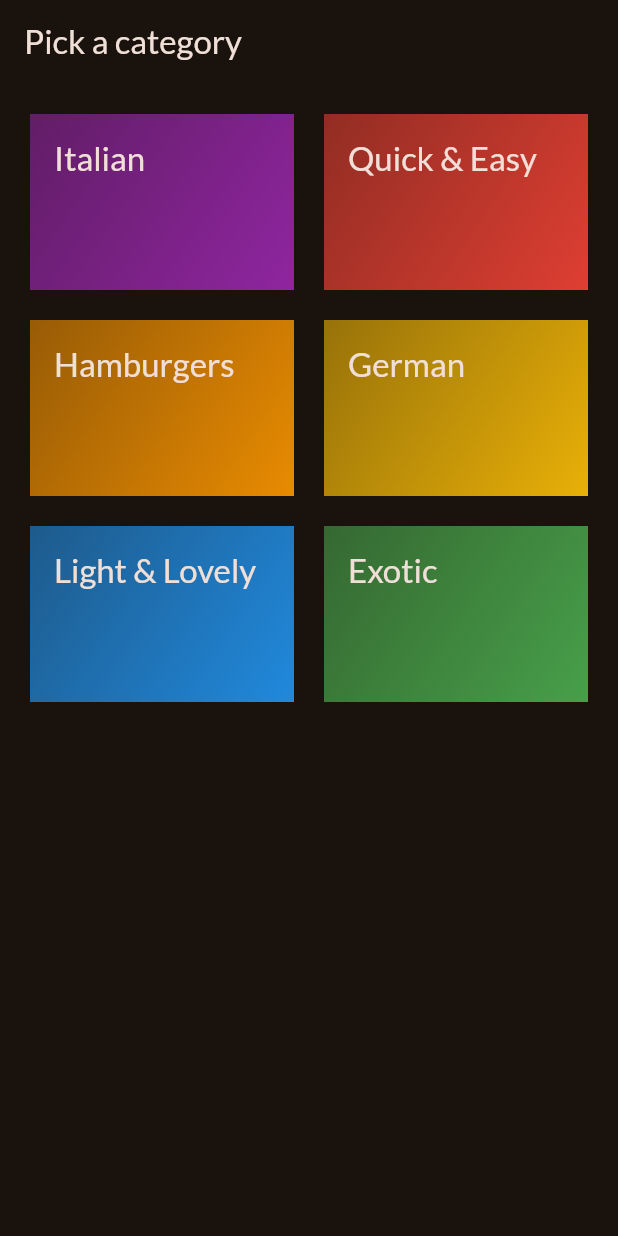
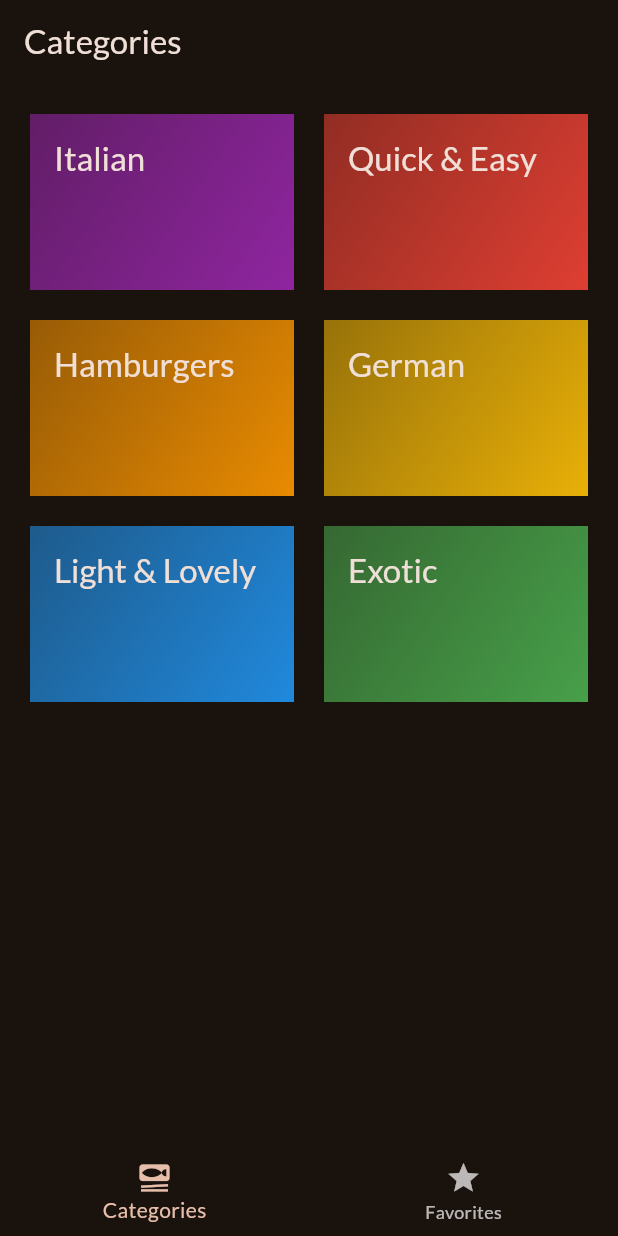
Before and after one commit to bhimz/flutterdemo, a Flutter app: the screen it shows after launch, on a phone screen of 412 x 824 dp. Run offline on Flutter 3.47's test engine with Material 3 defaults, Android fonts, the phone set to English and light mode, and no system bars; our stand-ins replace google_fonts, transparent_image.

Commit message:
add tabs

```diff
--- a/lib/main.dart
+++ b/lib/main.dart
@@ -1,6 +1,6 @@
 import 'package:flutter/material.dart';
 import 'package:google_fonts/google_fonts.dart';
-import 'package:mealsapp/screen/categories.dart';
+import 'package:mealsapp/screen/tabs.dart';
 
 final theme = ThemeData(
   useMaterial3: true,
@@ -22,7 +22,7 @@ class App extends StatelessWidget {
   Widget build(BuildContext context) {
     return MaterialApp(
       theme: theme,
-      home: const CategoryScreen(),
+      home: const TabScreen(),
     );
   }
 }
--- a/lib/screen/categories.dart
+++ b/lib/screen/categories.dart
@@ -10,7 +10,9 @@ class CategoryScreen extends StatelessWidget {
   });
 
   void _selectCategory(BuildContext context, Category category) {
-    final filteredMeals = dummyMeals.where((meal) => meal.categories.contains(category.id)).toList();
+    final filteredMeals = dummyMeals
+        .where((meal) => meal.categories.contains(category.id))
+        .toList();
     Navigator.of(context).push(
       MaterialPageRoute(
         builder: (ctx) => MealsScreen(
@@ -23,11 +25,7 @@ class CategoryScreen extends StatelessWidget {
 
   @override
   Widget build(BuildContext context) {
-    return Scaffold(
-      appBar: AppBar(
-        title: const Text('Pick a category'),
-      ),
-      body: GridView(
+    return GridView(
       padding: const EdgeInsets.all(20),
       gridDelegate: const SliverGridDelegateWithFixedCrossAxisCount(
         crossAxisCount: 2,
@@ -36,9 +34,11 @@ class CategoryScreen extends StatelessWidget {
         mainAxisSpacing: 20,
       ),
       children: availableCategories
-            .map((category) => CategoryItem(category: category, onTap: _selectCategory,))
+          .map((category) => CategoryItem(
+                category: category,
+                onTap: _selectCategory,
+              ))
           .toList(),
-      ),
     );
   }
 }
--- /dev/null
+++ b/lib/screen/tabs.dart
@@ -0,0 +1,53 @@
+import 'package:flutter/material.dart';
+import 'package:mealsapp/screen/categories.dart';
+import 'package:mealsapp/screen/meals.dart';
+
+class TabScreen extends StatefulWidget {
+  const TabScreen({super.key});
+
+  @override
+  State<TabScreen> createState() => _TabScreenState();
+}
+
+class _TabScreenState extends State<TabScreen> {
+
+  int _selectedPageIndex = 0;
+
+  void _selectPage(int index) {
+    setState(() {
+      _selectedPageIndex = index;
+    });
+  }
+
+  @override
+  Widget build(BuildContext context) {
+    Widget activePage = CategoryScreen();
+    var activePageTitle = "Categories";
+    if (_selectedPageIndex == 1) {
+      activePage = MealsScreen(meals: []);
+      activePageTitle = "Favourites";
+    }
+    return Scaffold(
+      appBar: AppBar(
+        title: Text(activePageTitle),
+      ),
+      body: activePage,
+      bottomNavigationBar: BottomNavigationBar(
+        currentIndex: _selectedPageIndex,
+        onTap: (index) {
+          _selectPage(index);
+        },
+        items: const [
+          BottomNavigationBarItem(
+            icon: Icon(Icons.set_meal),
+            label: 'Categories',
+          ),
+          BottomNavigationBarItem(
+            icon: Icon(Icons.star),
+            label: 'Favorites',
+          ),
+        ],
+      ),
+    );
+  }
+}
```
Also changed, not shown: lib/screen/meals.dart (+18 -10 lines). Lines whose indentation alone changed are shown as unchanged.
